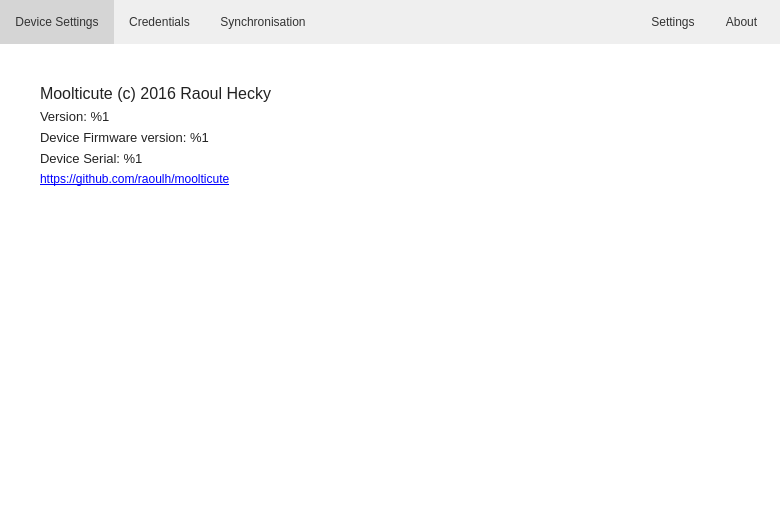
First picture: the form in src/MainWindow.ui, repository mooltipass/moolticute, before the edit.
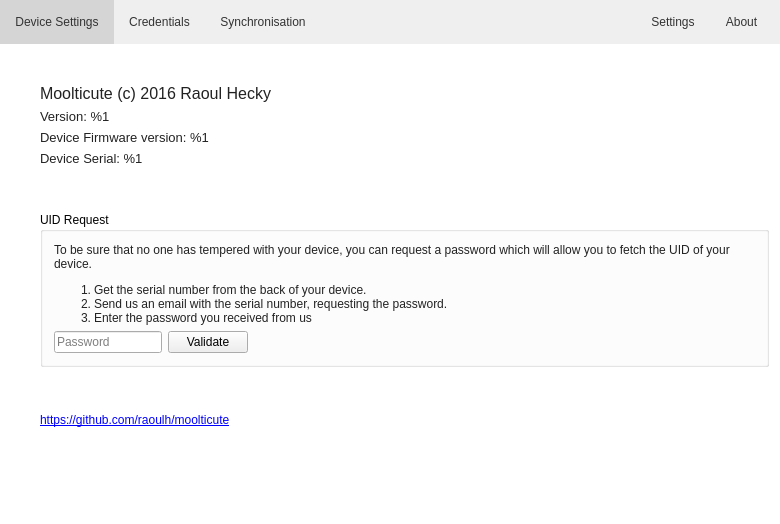
Second picture: the form after the edit. The open tabs and pages were chosen to show the change. Icons and pictures are not drawn. Custom widgets are drawn as their Qt base class.

Commit message: Add ui elements for uid & request & advanced settings

Patch:
```diff
--- a/src/MainWindow.ui
+++ b/src/MainWindow.ui
@@ -1676,6 +1676,111 @@
           </property>
          </widget>
         </item>
+        <item>
+         <spacer name="verticalSpacer_15">
+          <property name="orientation">
+           <enum>Qt::Vertical</enum>
+          </property>
+          <property name="sizeType">
+           <enum>QSizePolicy::MinimumExpanding</enum>
+          </property>
+          <property name="sizeHint" stdset="0">
+           <size>
+            <width>20</width>
+            <height>40</height>
+           </size>
+          </property>
+         </spacer>
+        </item>
+        <item>
+         <widget class="QGroupBox" name="UIDRequestGB">
+          <property name="title">
+           <string>UID Request</string>
+          </property>
+          <layout class="QVBoxLayout" name="verticalLayout_20">
+           <item>
+            <widget class="QLabel" name="UIDRequestLabel">
+             <property name="text">
+              <string>To be sure that no one has tempered with your device, you can request a password which will allow you to fetch the UID of your device.
+&lt;ol&gt;
+  &lt;li&gt;Get the serial number from the back of your device. &lt;/li&gt;
+  &lt;li&gt;&amp;shy;&lt;a href=&quot;mailto:support@themooltipass.com?subject=UID Request Code&amp;body=My serial number is %1&quot;&gt;Send us an email&lt;/a&gt; with the serial number, requesting the password.&lt;/li&gt;
+ &lt;li&gt; Enter the password you received from us&lt;/li&gt;
+&lt;/ol&gt;</string>
+             </property>
+             <property name="textFormat">
+              <enum>Qt::RichText</enum>
+             </property>
+             <property name="wordWrap">
+              <bool>true</bool>
+             </property>
+             <property name="margin">
+              <number>5</number>
+             </property>
+             <property name="openExternalLinks">
+              <bool>true</bool>
+             </property>
+            </widget>
+           </item>
+           <item>
+            <layout class="QHBoxLayout" name="horizontalLayout_14">
+             <item>
+              <widget class="QLineEdit" name="lineEdit">
+               <property name="sizePolicy">
+                <sizepolicy hsizetype="Minimum" vsizetype="Maximum">
+                 <horstretch>0</horstretch>
+                 <verstretch>0</verstretch>
+                </sizepolicy>
+               </property>
+               <property name="maxLength">
+                <number>100</number>
+               </property>
+               <property name="placeholderText">
+                <string>Password</string>
+               </property>
+              </widget>
+             </item>
+             <item>
+              <widget class="QPushButton" name="UIDRequestValidateBtn">
+               <property name="text">
+                <string>Validate</string>
+               </property>
+              </widget>
+             </item>
+             <item>
+              <spacer name="horizontalSpacer_31">
+               <property name="orientation">
+                <enum>Qt::Horizontal</enum>
+               </property>
+               <property name="sizeHint" stdset="0">
+                <size>
+                 <width>40</width>
+                 <height>20</height>
+                </size>
+               </property>
+              </spacer>
+             </item>
+            </layout>
+           </item>
+          </layout>
+         </widget>
+        </item>
+        <item>
+         <spacer name="verticalSpacer_16">
+          <property name="orientation">
+           <enum>Qt::Vertical</enum>
+          </property>
+          <property name="sizeType">
+           <enum>QSizePolicy::MinimumExpanding</enum>
+          </property>
+          <property name="sizeHint" stdset="0">
+           <size>
+            <width>20</width>
+            <height>40</height>
+           </size>
+          </property>
+         </spacer>
+        </item>
         <item>
          <widget class="QLabel" name="label_28">
           <property name="text">
```
Left out of the diff: 74 changed lines with no effect on the pictures.
